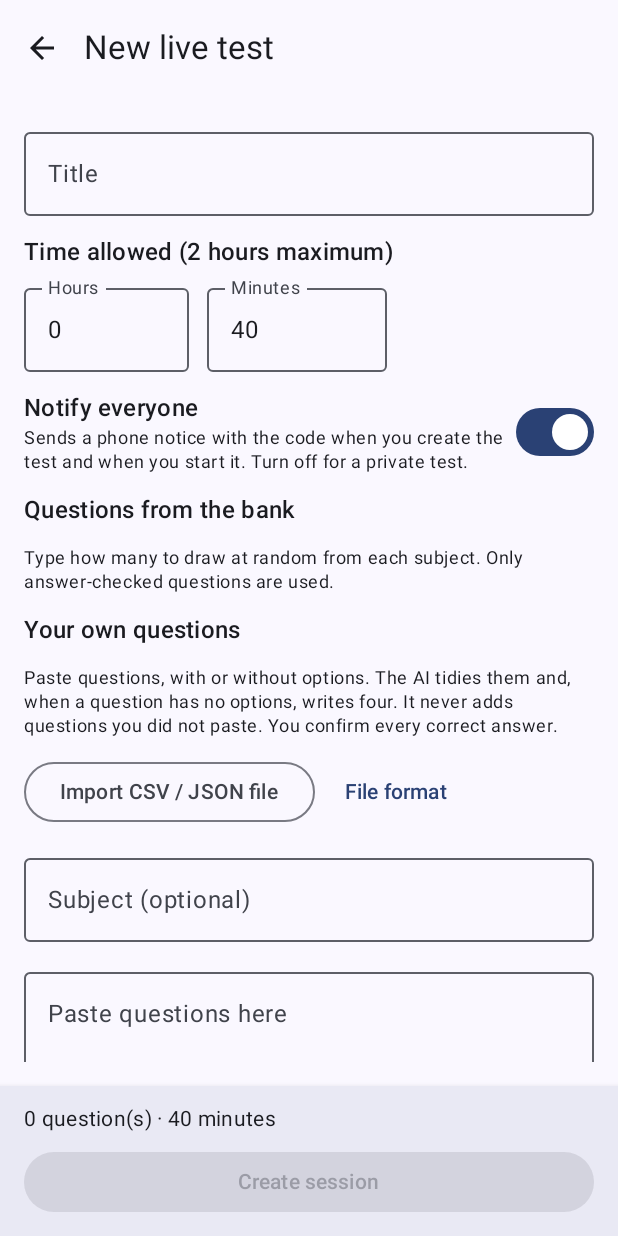
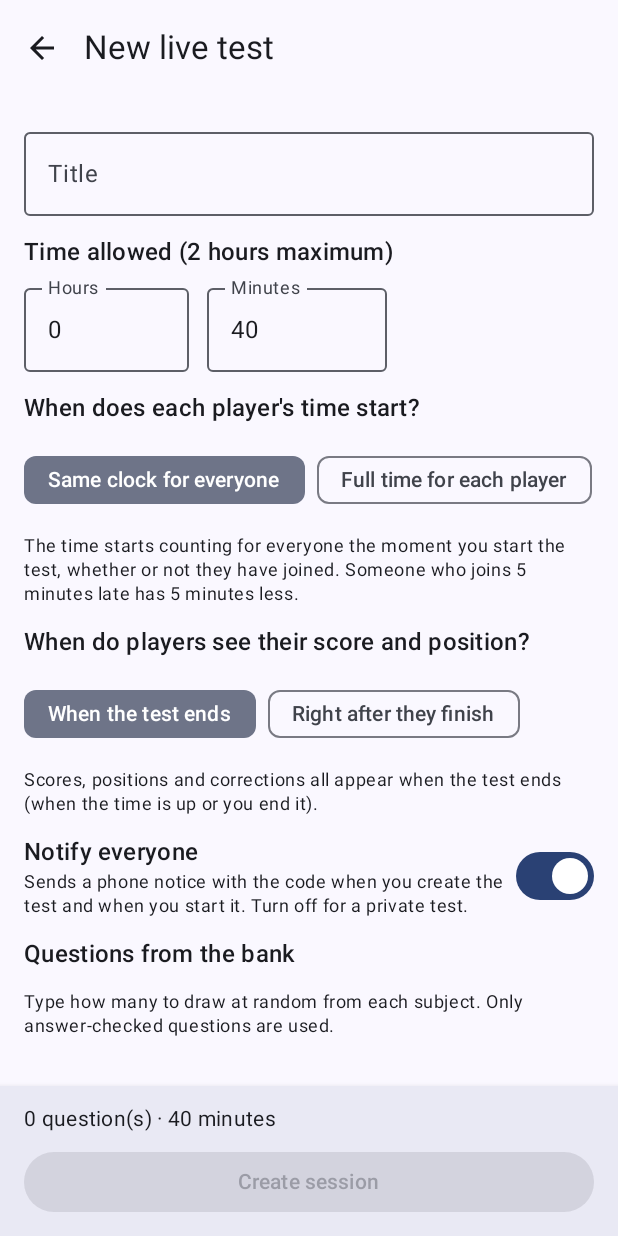
Before and after one commit to 0racode/OraBT, an Android app built with Jetpack Compose: the AdminCreateScreen screen opened through its navigation route, on a phone screen of 412 x 824 dp. Run offline under Robolectric (Android 15) with nearby library versions, the phone set to English and light mode, and no system bars; our stand-ins replace Room's generated code; network calls fail; 1 statement that could not run was skipped.

Commit message:
Live test: admin chooses timer mode and when scores are shown
Timer: one shared clock from the admin's start, or the full time for each player from when they begin (with a late-join window). Scores: shown when the test ends, or right after each player finishes (corrections still wait for the end).

Co-Authored-By: Claude Sonnet 5.5 <noreply@anthropic.com>
Claude-Session: https://claude.ai/code/session_011Tpk5JpsRiYqVKhSyXoAvz

```diff
--- a/app/src/main/java/com/pastq/cbt/ui/AdminScreens.kt
+++ b/app/src/main/java/com/pastq/cbt/ui/AdminScreens.kt
@@ -232,6 +232,9 @@ fun AdminCreateScreen(repo: Repository, onBack: () -> Unit, onCreated: () -> Uni
     var drafting by remember { mutableStateOf(false) }
     var creating by remember { mutableStateOf(false) }
     var announce by remember { mutableStateOf(true) }
+    var timerMode by remember { mutableStateOf("shared") }
+    var joinWindow by remember { mutableStateOf("10") }
+    var scoreVisibility by remember { mutableStateOf("after_end") }
     var error by remember { mutableStateOf<String?>(null) }
     val scope = rememberCoroutineScope()
     val context = LocalContext.current
@@ -348,7 +351,8 @@ fun AdminCreateScreen(repo: Repository, onBack: () -> Unit, onCreated: () -> Uni
     val timeOk = minutes in 1..120
     val pickTotal = picks.values.sumOf { it.toIntOrNull() ?: 0 }
     val total = pickTotal + manual.size
-    val canCreate = !creating && timeOk && total in 1..200 && manual.all { it.valid }
+    val windowOk = timerMode != "personal" || (joinWindow.toIntOrNull() ?: -1) in 0..60
+    val canCreate = !creating && timeOk && windowOk && total in 1..200 && manual.all { it.valid }
 
     Scaffold(
         topBar = { BackBar("New live test", onBack) },
@@ -369,6 +373,9 @@ fun AdminCreateScreen(repo: Repository, onBack: () -> Unit, onCreated: () -> Uni
                                     manual = manual.map { DraftItem(it.question, it.section, it.a, it.b, it.c, it.d, "", it.explanation, false, true, it.subject) },
                                     answers = manual.map { it.answer ?: 'a' },
                                     announce = announce,
+                                    timerMode = timerMode,
+                                    joinWindowMin = joinWindow.toIntOrNull() ?: 10,
+                                    scoreVisibility = scoreVisibility,
                                 )
                                 onCreated()
                             } catch (e: Exception) {
@@ -388,6 +395,44 @@ fun AdminCreateScreen(repo: Repository, onBack: () -> Unit, onCreated: () -> Uni
         ) {
             OutlinedTextField(title, { title = it.take(80) }, label = { Text("Title") }, singleLine = true, modifier = Modifier.fillMaxWidth())
             DurationInput(hours, mins, { hours = it }, { mins = it }, timeOk)
+
+            Text("When does each player's time start?", style = MaterialTheme.typography.titleMedium)
+            Row(horizontalArrangement = Arrangement.spacedBy(8.dp)) {
+                FilterChip(selected = timerMode == "shared", onClick = { timerMode = "shared" }, label = { Text("Same clock for everyone") })
+                FilterChip(selected = timerMode == "personal", onClick = { timerMode = "personal" }, label = { Text("Full time for each player") })
+            }
+            if (timerMode == "shared") {
+                Text(
+                    "The time starts counting for everyone the moment you start the test, whether or not they have joined. Someone who joins 5 minutes late has 5 minutes less.",
+                    style = MaterialTheme.typography.bodySmall,
+                )
+            } else {
+                Text(
+                    "Every player gets the full time from when they begin, even if they join after you start. Players can join up to the number of minutes below after you start, so the whole session lasts the duration plus this window.",
+                    style = MaterialTheme.typography.bodySmall,
+                )
+                OutlinedTextField(
+                    joinWindow, { joinWindow = it.filter(Char::isDigit).take(2) },
+                    label = { Text("Late join window (minutes, 0 to 60)") }, singleLine = true,
+                    isError = !windowOk,
+                    keyboardOptions = KeyboardOptions(keyboardType = KeyboardType.Number),
+                    modifier = Modifier.fillMaxWidth(),
+                )
+            }
+
+            Text("When do players see their score and position?", style = MaterialTheme.typography.titleMedium)
+            Row(horizontalArrangement = Arrangement.spacedBy(8.dp)) {
+                FilterChip(selected = scoreVisibility == "after_end", onClick = { scoreVisibility = "after_end" }, label = { Text("When the test ends") })
+                FilterChip(selected = scoreVisibility == "immediate", onClick = { scoreVisibility = "immediate" }, label = { Text("Right after they finish") })
+            }
+            Text(
+                if (scoreVisibility == "immediate") {
+                    "Each player sees their score and position as soon as they submit or their time runs out. The position can still change while others finish. The correct answers stay hidden until the test ends, so early finishers cannot pass them on."
+                } else {
+                    "Scores, positions and corrections all appear when the test ends (when the time is up or you end it)."
+                },
+                style = MaterialTheme.typography.bodySmall,
+            )
             Row(Modifier.fillMaxWidth(), horizontalArrangement = Arrangement.SpaceBetween, verticalAlignment = androidx.compose.ui.Alignment.CenterVertically) {
                 Column(Modifier.weight(1f)) {
                     Text("Notify everyone", style = MaterialTheme.typography.titleMedium)
```
Also changed, not shown: app/src/main/java/com/pastq/cbt/data/LiveApi.kt (+13 -0 lines), app/src/main/java/com/pastq/cbt/ui/LiveScreens.kt (+30 -8 lines).
